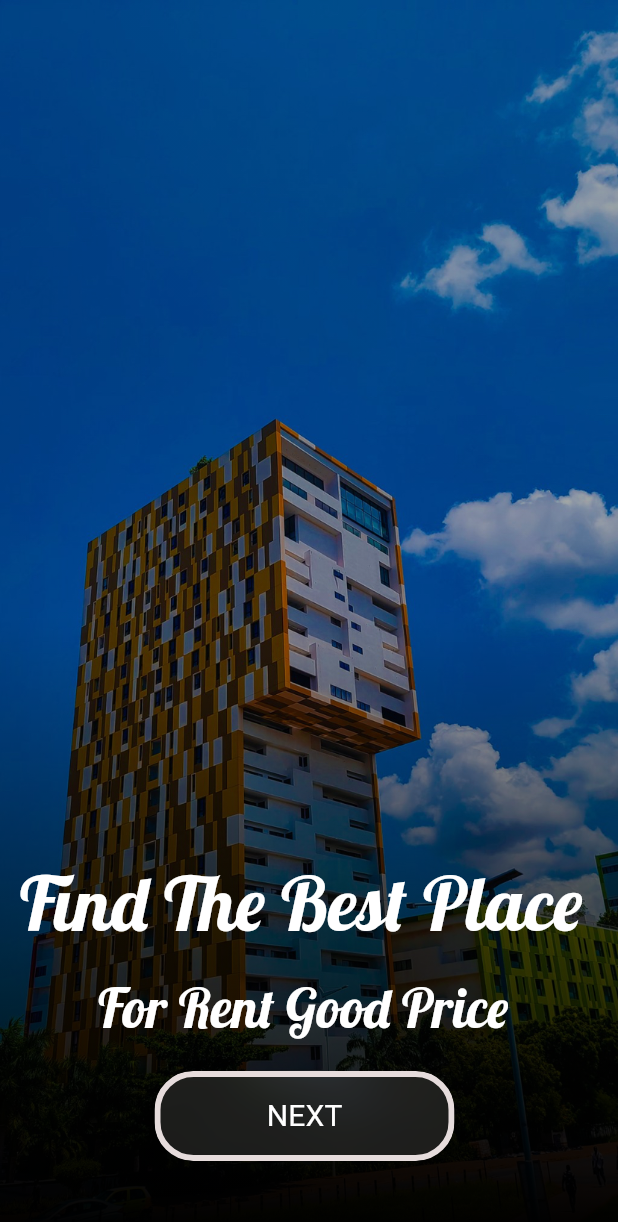
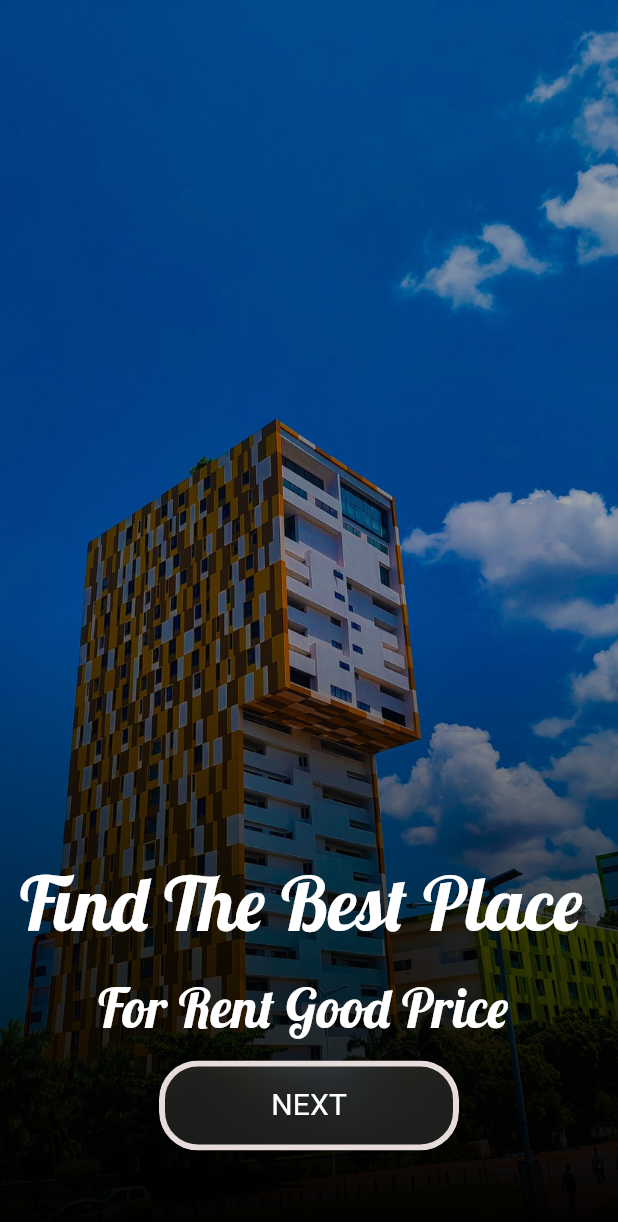
Before and after one commit to OscarNii/houseidol, a Flutter app: the screen it shows after launch, on a phone screen of 412 x 824 dp. Shown: the top 1222 px of the screen. Run offline on Flutter 3.47's test engine with Material 2 defaults, Android fonts, the phone set to English and light mode, and no system bars.

Commit message:
bugs bugs fixed

```diff
--- a/lib/Page View/pageview.dart
+++ b/lib/Page View/pageview.dart
@@ -62,9 +62,9 @@ class PageView1 extends StatelessWidget {
                 ),
               ),
             ),
-            Positioned(
-                bottom: 50,
-                right: 109,
+            Padding(
+              padding: const EdgeInsets.only(top: 650.0),
+              child: Center(
                 child: ClipRRect(
                   borderRadius: BorderRadius.circular(25),
                   child: BackdropFilter(
@@ -103,7 +103,9 @@ class PageView1 extends StatelessWidget {
                       ),
                     ),
                   ),
-                )),
+                ),
+              ),
+            ),
           ],
         ),
         Stack(
@@ -157,9 +159,9 @@ class PageView1 extends StatelessWidget {
                 ),
               ),
             ),
-            Positioned(
-                bottom: 50,
-                right: 109,
+            Padding(
+              padding: const EdgeInsets.only(top: 650.0),
+              child: Center(
                 child: ClipRRect(
                   borderRadius: BorderRadius.circular(25),
                   child: BackdropFilter(
@@ -198,7 +200,9 @@ class PageView1 extends StatelessWidget {
                       ),
                     ),
                   ),
-                )),
+                ),
+              ),
+            ),
           ],
         ),
       ],
```
Also changed, not shown: pubspec.lock.
